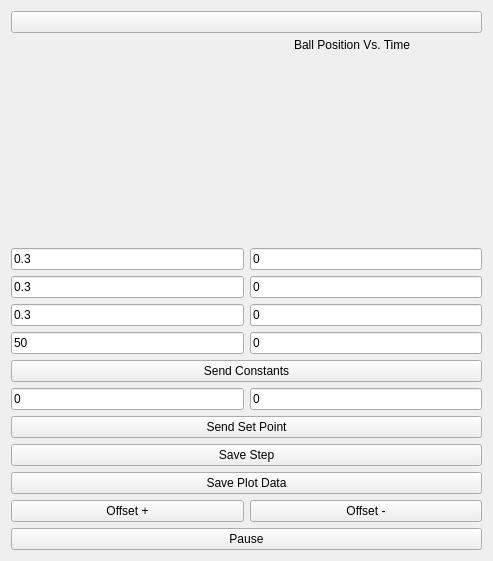
Qt form gui/qtdesigner/BalanceBeamWidget.ui (wyattduber/CyDAQ) before a commit.
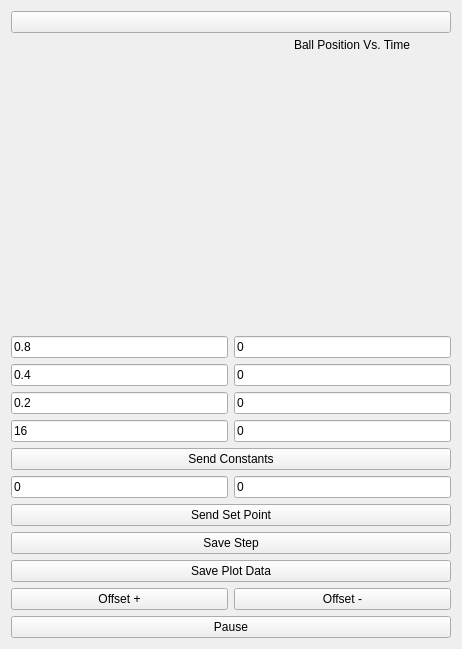
The same form after that commit. Icons and pictures are not drawn.

Patch:
```diff
--- a/gui/qtdesigner/BalanceBeamWidget.ui
+++ b/gui/qtdesigner/BalanceBeamWidget.ui
@@ -6,8 +6,8 @@
    <rect>
     <x>0</x>
     <y>0</y>
-    <width>493</width>
-    <height>561</height>
+    <width>462</width>
+    <height>649</height>
    </rect>
   </property>
   <property name="windowTitle">
@@ -78,7 +78,7 @@
      <item>
       <widget class="QLineEdit" name="kp_input">
        <property name="text">
-        <string>0.3</string>
+        <string>0.8</string>
        </property>
       </widget>
      </item>
@@ -99,7 +99,7 @@
      <item>
       <widget class="QLineEdit" name="ki_input">
        <property name="text">
-        <string>0.3</string>
+        <string>0.4</string>
        </property>
       </widget>
      </item>
@@ -120,7 +120,7 @@
      <item>
       <widget class="QLineEdit" name="kd_input">
        <property name="text">
-        <string>0.3</string>
+        <string>0.2</string>
        </property>
       </widget>
      </item>
@@ -141,7 +141,7 @@
      <item>
       <widget class="QLineEdit" name="n_input">
        <property name="text">
-        <string>50</string>
+        <string>16</string>
        </property>
       </widget>
      </item>
```
